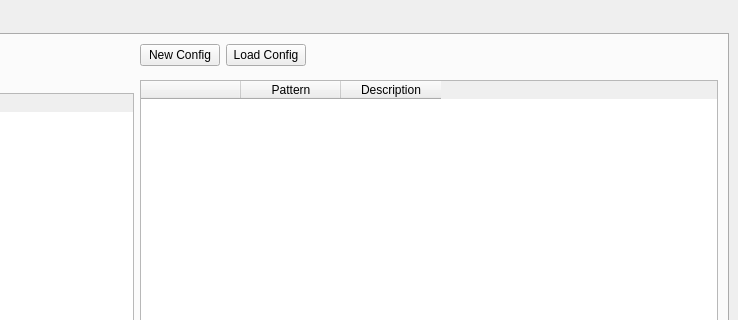
Before: the Qt Designer form mainwindow.ui in Olafseisler/sensitive-data-deleter, drawn with Qt 5; both pictures show x 464 to 1202 and y 0 to 320 of the 1202 by 555 pixel window.
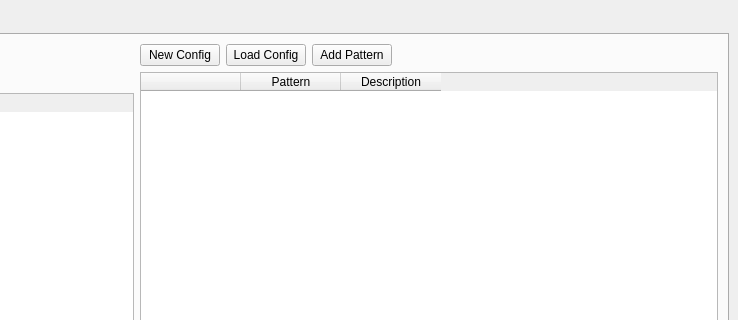
After: the same form once the commit is applied. The open tabs and pages were chosen to show the change.

Commit message: Implemented adding, editing and removing scan patterns.

The edit to the form file:
```diff
--- a/mainwindow.ui
+++ b/mainwindow.ui
@@ -467,6 +467,13 @@
                 </property>
                </widget>
               </item>
+              <item>
+               <widget class="QPushButton" name="addPatternButton">
+                <property name="text">
+                 <string>Add Pattern</string>
+                </property>
+               </widget>
+              </item>
               <item>
                <spacer name="horizontalSpacer_2">
                 <property name="orientation">
@@ -482,22 +489,6 @@
               </item>
              </layout>
             </item>
-            <item>
-             <spacer name="verticalSpacer">
-              <property name="orientation">
-               <enum>Qt::Vertical</enum>
-              </property>
-              <property name="sizeType">
-               <enum>QSizePolicy::Fixed</enum>
-              </property>
-              <property name="sizeHint" stdset="0">
-               <size>
-                <width>20</width>
-                <height>8</height>
-               </size>
-              </property>
-             </spacer>
-            </item>
             <item>
              <widget class="QTableWidget" name="scanPatternsTableWidget">
               <column>
```
Left out of the diff: 9 changed lines with no effect on the pictures. The commit also changes 11 other files.
